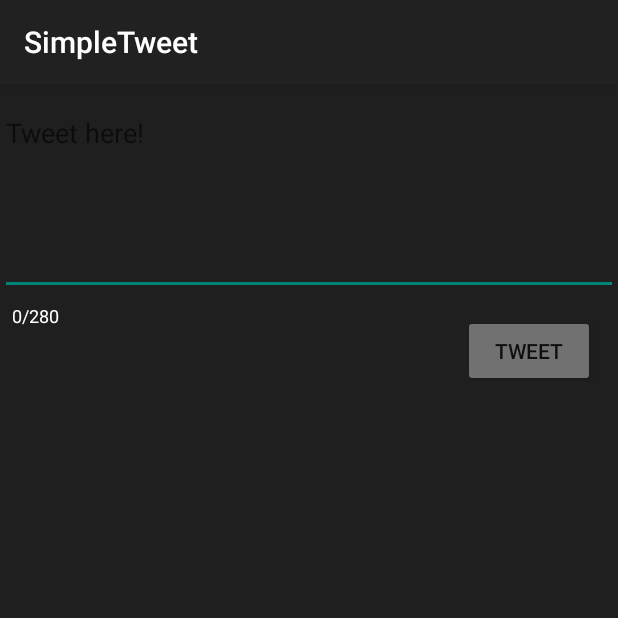
After one commit to lilysashad/SimpleTweet, an Android app: the ComposeActivity screen opened directly, with no data from a screen before it, on a phone screen of 412 x 824 dp, the top half of it. The commit adds this screen. Run offline under Robolectric (Android 15) with nearby library versions, the phone set to English and light mode, and no system bars; our stand-ins replace Room's generated code; libraries missing offline, so code that uses them is left out: com.codepath.asynchttpclient, com.facebook.stetho, org.parceler; 1 statement that could not run was skipped.

Commit message:
Part 2 improvements for Codepath

```diff
--- a/app/build.gradle
+++ b/app/build.gradle
@@ -52,6 +52,8 @@ dependencies {
     implementation 'com.facebook.stetho:stetho:1.5.1'
     implementation 'androidx.swiperefreshlayout:swiperefreshlayout:1.0.0'
     implementation 'jp.wasabeef:glide-transformations:4.1.0'
+    implementation 'org.parceler:parceler-api:1.1.12'
+    annotationProcessor 'org.parceler:parceler:1.1.12'
     // If you want to use the GPU Filters
     implementation 'jp.co.cyberagent.android:gpuimage:2.0.4'
 }
--- a/app/src/main/AndroidManifest.xml
+++ b/app/src/main/AndroidManifest.xml
@@ -13,7 +13,8 @@
         android:icon="@drawable/ic_launcher"
         android:label="@string/app_name"
         android:theme="@style/AppTheme">
-        <activity android:name=".TimelineActivity"></activity>
+        <activity android:name=".ComposeActivity"></activity>
+        <activity android:name=".TimelineActivity" />
         <activity
             android:name=".LoginActivity"
             android:label="@string/app_name"
@@ -34,8 +35,7 @@
                     android:scheme="@string/intent_scheme" />
             </intent-filter>
         </activity>
-        <activity android:name=".DetailActivity" >
-        </activity>
+        <activity android:name=".DetailActivity"></activity>
     </application>
 
 </manifest>
--- /dev/null
+++ b/app/src/main/java/com/codepath/apps/restclienttemplate/ComposeActivity.java
@@ -0,0 +1,123 @@
+package com.codepath.apps.restclienttemplate;
+
+import androidx.appcompat.app.AppCompatActivity;
+
+import android.os.Bundle;
+import android.text.Editable;
+import android.view.View;
+import android.widget.Button;
+import android.widget.Toast;
+import org.parceler.Parcels;
+import android.content.Intent;
+import android.util.Log;
+import android.text.TextWatcher;
+import android.widget.TextView;
+import android.widget.EditText;
+import com.codepath.apps.restclienttemplate.models.Tweet;
+import org.json.JSONException;
+
+import com.codepath.asynchttpclient.callback.JsonHttpResponseHandler;
+
+import okhttp3.Headers;
+
+public class ComposeActivity extends AppCompatActivity {
+
+    public static final int MAX_TWEET_LENGTH = 280;
+    public static final String TAG = "ComposeActivity";
+    public static final String outOf280 = "/280";
+
+    Button btnTweet;
+    TextView charCount;
+    EditText etCompose;
+
+    TweetClient client;
+
+    @Override
+    protected void onCreate(Bundle savedInstanceState) {
+        super.onCreate(savedInstanceState);
+        setContentView(R.layout.activity_compose);
+
+        client = TwitterApp.getRestClient(this);
+        btnTweet = findViewById(R.id.btnTweet);
+
+        //set click listener on button
+        btnTweet.setOnClickListener(new View.OnClickListener(){
+
+            @Override
+            public void onClick(View v){
+
+                final String tweetContent = etCompose.getText().toString();
+                if(tweetContent.isEmpty()){
+
+                    Toast.makeText(ComposeActivity.this, "Tweet can not be empty", Toast.LENGTH_LONG).show();
+                    return;
+                }
+
+                Toast.makeText(ComposeActivity.this, tweetContent, Toast.LENGTH_SHORT).show();
+
+                //make API call to Twitter to publish tweet
+                client.publishTweet(tweetContent, new JsonHttpResponseHandler() {
+                    @Override
+                    public void onSuccess(int statusCode, Headers headers, JSON json) {
+
+                        Log.i(TAG, "onSuccess to publish tweet");
+                        try{
+
+                            Tweet tweet = Tweet.fromJson(json.jsonObject);
+                            Log.i(TAG, "Published tweet says: " + tweet);
+                            Intent intent = new Intent();
+                            intent.putExtra("tweet", Parcels.wrap(tweet));
+                            //set result code and bundle data for response
+                            setResult(RESULT_OK, intent);
+                            //closes activity, pass data to parent
+                            finish();
+
+                        } catch(JSONException e){
+
+                            e.printStackTrace();
+
+                        }
+
+                    }
+
+                    @Override
+                    public void onFailure(int statusCode, Headers headers, String response, Throwable throwable) {
+
+                        Log.e(TAG, "onFailure to publish tweet", throwable);
+
+                    }
+                });
+            }
+        });
+
+        etCompose = findViewById(R.id.etCompose);
+        charCount = findViewById(R.id.charCount);
+        etCompose.addTextChangedListener(new TextWatcher() {
+            @Override
+            public void beforeTextChanged(CharSequence s, int start, int count, int after) {
+
+            }
+
+            @Override
+            public void afterTextChanged(Editable s) {
+
+            }
+
+            @Override
+            public void onTextChanged(CharSequence s, int start, int before, int count) {
+                // Fires right as the text is being changed (even supplies the range of text)
+                int countDown = etCompose.length();
+
+                if(countDown > MAX_TWEET_LENGTH){
+
+                    btnTweet.setEnabled(false);
+                    Toast.makeText(ComposeActivity.this, "Tweet exceeds 280 characters", Toast.LENGTH_LONG).show();
+
+                }
+                //set to TextView
+                charCount.setText(countDown + outOf280);
+            }
+
+    });
+}
+}
--- /dev/null
+++ b/app/src/main/res/layout/activity_compose.xml
@@ -0,0 +1,44 @@
+<?xml version="1.0" encoding="utf-8"?>
+<RelativeLayout xmlns:android="http://schemas.android.com/apk/res/android"
+    xmlns:app="http://schemas.android.com/apk/res-auto"
+    xmlns:tools="http://schemas.android.com/tools"
+    android:layout_width="match_parent"
+    android:layout_height="match_parent"
+    tools:context=".ComposeActivity"
+    android:background="@color/back_black">
+
+    <EditText
+        android:id="@+id/etCompose"
+        android:layout_width="match_parent"
+        android:layout_height="wrap_content"
+        android:layout_marginTop="10dp"
+        android:layout_marginBottom="5dp"
+        android:ems="10"
+        android:gravity="start|top"
+        android:hint="Tweet here!"
+        android:textColor="@color/white_text"
+        android:inputType="textMultiLine"
+        android:minLines="5" />
+
+    <Button
+        android:id="@+id/btnTweet"
+        android:layout_width="wrap_content"
+        android:layout_height="wrap_content"
+        android:layout_below="@+id/etCompose"
+        android:layout_alignParentEnd="true"
+        android:layout_marginTop="8dp"
+        android:layout_marginEnd="15dp"
+        android:backgroundTint="#717171"
+        android:text="@string/tweet" />
+
+    <TextView
+        android:id="@+id/charCount"
+        android:layout_width="wrap_content"
+        android:layout_height="wrap_content"
+        android:layout_below="@+id/etCompose"
+        android:layout_alignParentStart="true"
+        android:layout_marginStart="8dp"
+        android:text="0/280"
+        android:textColor="@color/white_text"
+        android:textSize="12sp" />
+</RelativeLayout>
--- a/app/src/main/res/values/strings.xml
+++ b/app/src/main/res/values/strings.xml
@@ -5,5 +5,6 @@
     <string name="login_label">Log in</string>
     <string name="intent_scheme">oauth</string>
     <string name="intent_host">cprest</string>
+    <string name="tweet">Tweet</string>
 
 </resources>
```
Also changed, not shown: app/src/main/java/com/codepath/apps/restclienttemplate/MyDatabase.java (+6 -1 lines), app/src/main/java/com/codepath/apps/restclienttemplate/TimelineActivity.java (+89 -6 lines), app/src/main/java/com/codepath/apps/restclienttemplate/TweetClient.java (+8 -0 lines), app/src/main/java/com/codepath/apps/restclienttemplate/models/Tweet.java (+27 -2 lines), app/src/main/java/com/codepath/apps/restclienttemplate/models/TweetDao.java (added, +23 -0 lines), app/src/main/java/com/codepath/apps/restclienttemplate/models/TweetWithUser.java (added, +33 -0 lines), app/src/main/java/com/codepath/apps/restclienttemplate/models/User.java (+37 -0 lines), app/src/main/res/menu/menu_main.xml (added, +10 -0 lines), 4 other files.
